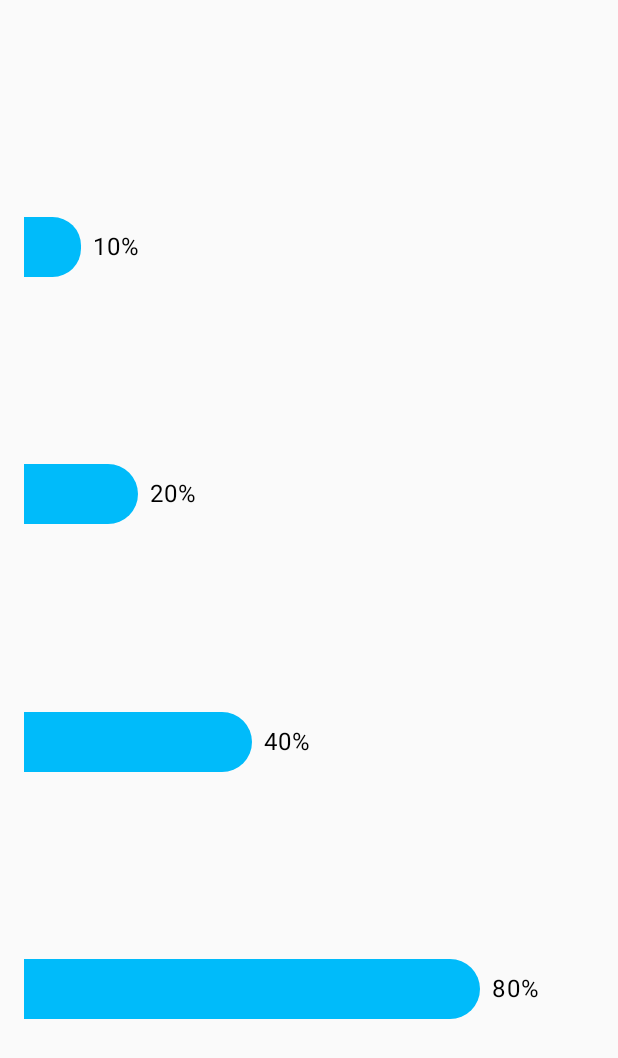
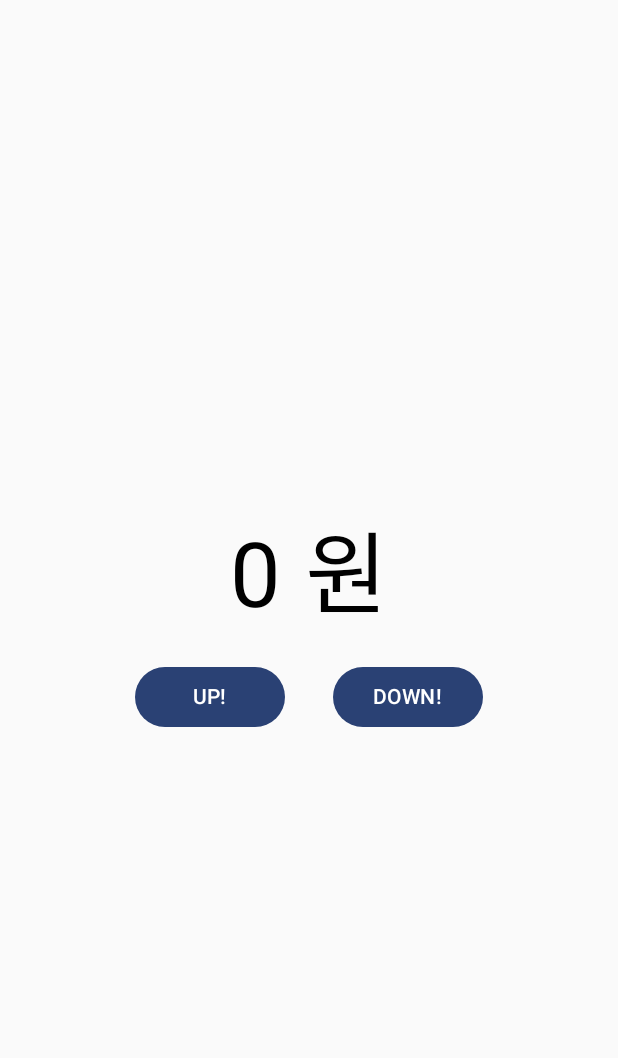
Before and after one commit to posite/Jetpack-Compose-exercise, an Android app built with Jetpack Compose: the screen it shows after launch (MainActivity), on a phone screen of 412 x 824 dp. Shown: the top 1058 px of the screen. Run offline under Robolectric (Android 15) with nearby library versions, the phone set to English and light mode, and no system bars; our stand-ins replace Dagger/Hilt's generated code.

Commit message:
feat: 숫자 증가에 따른 text animation
숫자의 변경에 따른 animation 적용

```diff
--- a/compose2/app/src/main/AndroidManifest.xml
+++ b/compose2/app/src/main/AndroidManifest.xml
@@ -16,7 +16,7 @@
         <activity
             android:name=".presentation.animations.MainActivity"
             android:exported="true"
-            android:label="@string/app_name"
+            android:screenOrientation="portrait"
             android:theme="@style/Theme.Compose2">
             <intent-filter>
                 <action android:name="android.intent.action.MAIN" />
--- a/compose2/app/src/main/java/com/posite/compose2/presentation/animations/BarChart1.kt
+++ b/compose2/app/src/main/java/com/posite/compose2/presentation/animations/BarChart1.kt
@@ -1,8 +1,5 @@
 package com.posite.compose2.presentation.animations
 
-import androidx.compose.animation.core.FastOutLinearInEasing
-import androidx.compose.animation.core.FastOutSlowInEasing
-import androidx.compose.animation.core.LinearEasing
 import androidx.compose.animation.core.LinearOutSlowInEasing
 import androidx.compose.animation.core.animateDpAsState
 import androidx.compose.animation.core.tween
@@ -18,7 +15,6 @@ import androidx.compose.foundation.layout.width
 import androidx.compose.foundation.shape.RoundedCornerShape
 import androidx.compose.material3.Text
 import androidx.compose.runtime.Composable
-import androidx.compose.runtime.LaunchedEffect
 import androidx.compose.runtime.getValue
 import androidx.compose.runtime.mutableStateOf
 import androidx.compose.runtime.remember
--- a/compose2/app/src/main/java/com/posite/compose2/presentation/animations/MainActivity.kt
+++ b/compose2/app/src/main/java/com/posite/compose2/presentation/animations/MainActivity.kt
@@ -10,7 +10,7 @@ import dagger.hilt.android.AndroidEntryPoint
 class MainActivity : BaseActivity() {
     @Composable
     override fun InitView() {
-        BarChartHorizontal()
+        TextAnimation()
     }
 
 }
@@ -19,6 +19,6 @@ class MainActivity : BaseActivity() {
 @Composable
 fun GreetingPreview() {
     Compose2Theme {
-        BarChart2()
+        TextAnimation()
     }
 }
--- /dev/null
+++ b/compose2/app/src/main/java/com/posite/compose2/presentation/animations/TextAnimation.kt
@@ -0,0 +1,63 @@
+package com.posite.compose2.presentation.animations
+
+import android.icu.text.NumberFormat
+import androidx.compose.animation.core.animateIntAsState
+import androidx.compose.animation.core.tween
+import androidx.compose.foundation.layout.Arrangement
+import androidx.compose.foundation.layout.Column
+import androidx.compose.foundation.layout.Row
+import androidx.compose.foundation.layout.Spacer
+import androidx.compose.foundation.layout.fillMaxSize
+import androidx.compose.foundation.layout.fillMaxWidth
+import androidx.compose.foundation.layout.padding
+import androidx.compose.foundation.layout.width
+import androidx.compose.material3.Button
+import androidx.compose.material3.Text
+import androidx.compose.runtime.Composable
+import androidx.compose.runtime.getValue
+import androidx.compose.runtime.mutableStateOf
+import androidx.compose.runtime.remember
+import androidx.compose.ui.Alignment
+import androidx.compose.ui.Modifier
+import androidx.compose.ui.tooling.preview.Preview
+import androidx.compose.ui.unit.dp
+import androidx.compose.ui.unit.sp
+
+@Composable
+fun TextAnimation() {
+    val (resultMoney, setMoney) = remember { mutableStateOf(0) }
+    Column(
+        modifier = Modifier.fillMaxSize(),
+        horizontalAlignment = Alignment.CenterHorizontally,
+        verticalArrangement = Arrangement.Center
+    ) {
+        val moneyAnimation by animateIntAsState(
+            targetValue = resultMoney,
+            label = "",
+            animationSpec = tween(500)
+        )
+        val formattedMoney = NumberFormat.getNumberInstance().format(moneyAnimation)
+        Text(
+            text = "$formattedMoney 원",
+            fontSize = 60.sp
+        )
+        Spacer(modifier = Modifier.padding(8.dp))
+        Row(modifier = Modifier.fillMaxWidth(), horizontalArrangement = Arrangement.Center) {
+            Button(modifier = Modifier.width(100.dp), onClick = { setMoney(resultMoney + 10000) }) {
+                Text(text = "UP!")
+            }
+            Spacer(modifier = Modifier.padding(16.dp))
+            Button(
+                modifier = Modifier.width(100.dp),
+                onClick = { if (resultMoney > 0) setMoney(resultMoney - 10000) }) {
+                Text(text = "DOWN!")
+            }
+        }
+    }
+}
+
+@Composable
+@Preview(showBackground = true)
+fun TextAnimationPreview() {
+    TextAnimation()
+}
```
